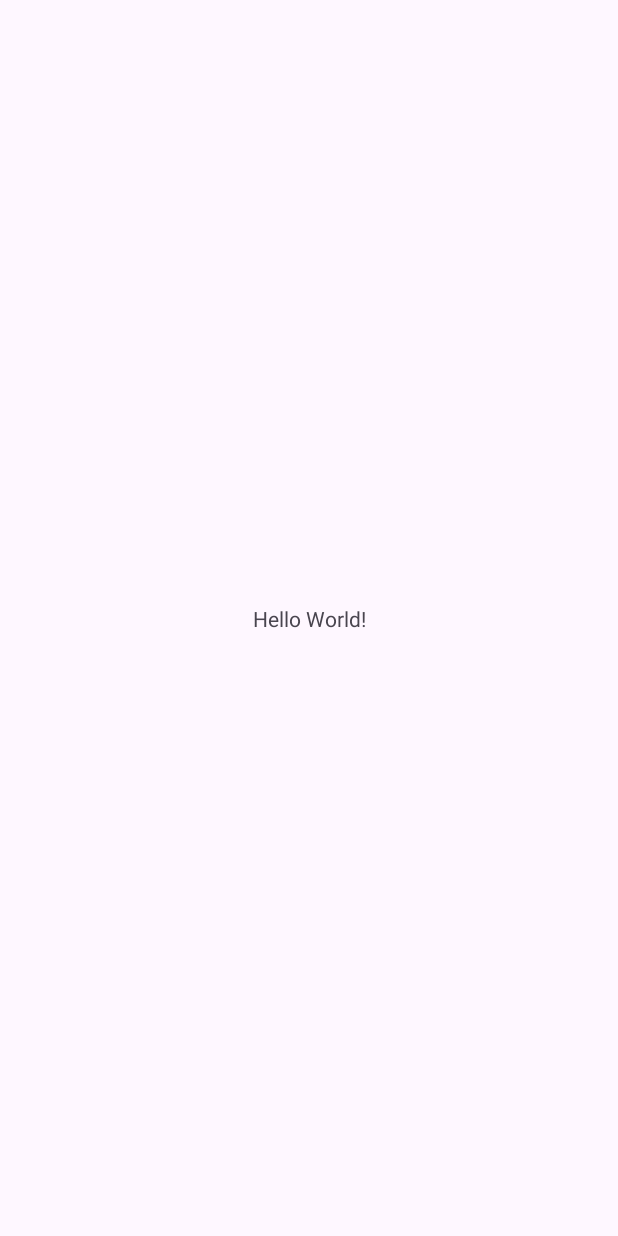
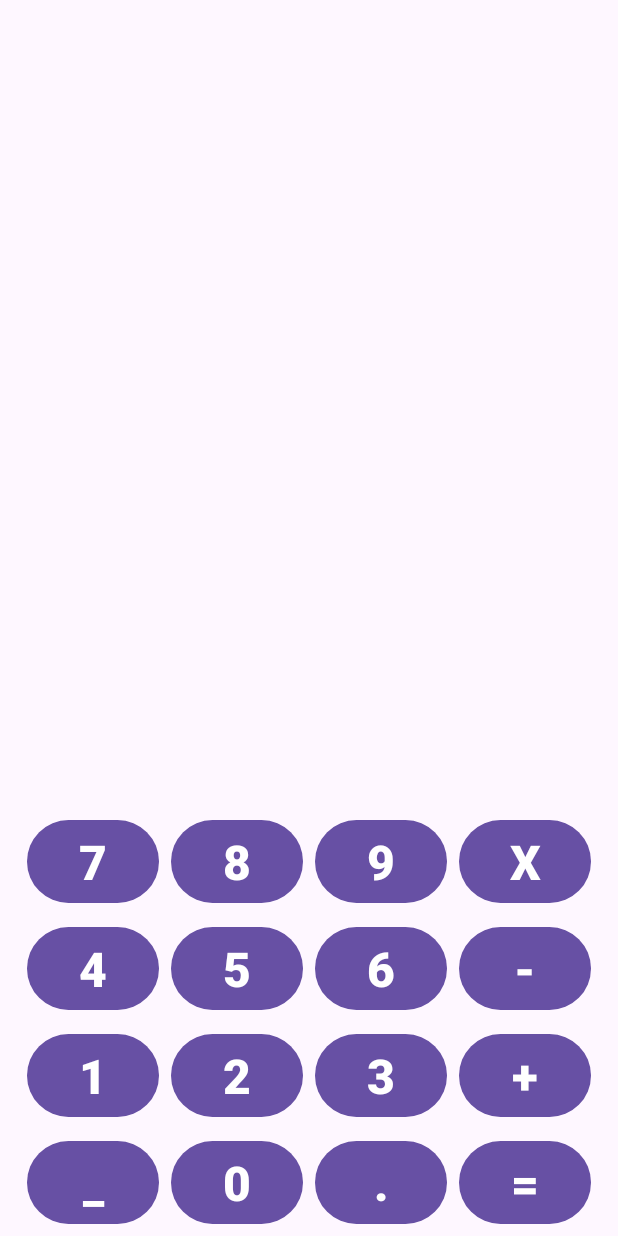
Before and after one commit to shakthishamruth/AndroidCalculator, an Android app: the screen it shows after launch (MainActivity), on a phone screen of 412 x 824 dp. Before the commit the screen is almost empty. Run offline under Robolectric (Android 15) with nearby library versions, the phone set to English and light mode, and no system bars.

Commit message:
Added Buttons

```diff
--- a/app/build.gradle
+++ b/app/build.gradle
@@ -11,7 +11,7 @@ android {
         minSdk 24
         targetSdk 33
         versionCode 1
-        versionName "1.0"
+        versionName '0.1'
 
         testInstrumentationRunner "androidx.test.runner.AndroidJUnitRunner"
     }
@@ -31,7 +31,7 @@ android {
 dependencies {
 
     implementation 'androidx.appcompat:appcompat:1.6.1'
-    implementation 'com.google.android.material:material:1.5.0'
+    implementation 'com.google.android.material:material:1.9.0'
     implementation 'androidx.constraintlayout:constraintlayout:2.1.4'
     testImplementation 'junit:junit:4.13.2'
     androidTestImplementation 'androidx.test.ext:junit:1.1.5'
--- a/app/src/main/java/com/example/androidcalculator/MainActivity.java
+++ b/app/src/main/java/com/example/androidcalculator/MainActivity.java
@@ -9,6 +9,6 @@ public class MainActivity extends AppCompatActivity {
     @Override
     protected void onCreate(Bundle savedInstanceState) {
         super.onCreate(savedInstanceState);
-        setContentView(R.layout.activity_main);
+        setContentView(R.layout.calculator_layout);
     }
 }
--- /dev/null
+++ b/app/src/main/res/layout/calculator_layout.xml
@@ -0,0 +1,197 @@
+<?xml version="1.0" encoding="utf-8"?>
+<RelativeLayout xmlns:android="http://schemas.android.com/apk/res/android"
+    android:id="@+id/calculatorParent"
+    android:layout_width="match_parent"
+    android:layout_height="match_parent">
+
+    <RelativeLayout
+        android:id="@+id/Numbers"
+        android:layout_width="wrap_content"
+        android:layout_height="wrap_content"
+        android:layout_alignParentBottom="true"
+        android:layout_centerHorizontal="true">
+
+
+        <Button
+            android:id="@+id/button7"
+            android:layout_width="wrap_content"
+            android:layout_height="wrap_content"
+            android:layout_margin="4dp"
+            android:text="7"
+            android:textSize="32sp"
+            android:textStyle="bold" />
+
+        <Button
+            android:id="@+id/button8"
+            android:layout_width="wrap_content"
+            android:layout_height="wrap_content"
+            android:layout_margin="4dp"
+            android:layout_toEndOf="@+id/button7"
+            android:text="8"
+            android:textSize="32sp"
+            android:textStyle="bold" />
+
+
+        <Button
+            android:id="@+id/button9"
+            android:layout_width="wrap_content"
+            android:layout_height="wrap_content"
+            android:layout_margin="4dp"
+            android:layout_toEndOf="@+id/button8"
+            android:text="9"
+            android:textSize="32sp"
+            android:textStyle="bold" />
+
+        <Button
+            android:id="@+id/buttonMultiply"
+            android:layout_width="wrap_content"
+            android:layout_height="wrap_content"
+            android:layout_marginStart="4dp"
+            android:layout_marginTop="4dp"
+            android:layout_marginEnd="4dp"
+            android:layout_marginBottom="4dp"
+            android:layout_toEndOf="@+id/button9"
+            android:text="X"
+            android:textSize="32sp"
+            android:textStyle="bold" />
+
+
+        <Button
+            android:id="@+id/button4"
+            android:layout_width="wrap_content"
+            android:layout_height="wrap_content"
+            android:layout_below="@+id/button7"
+            android:layout_margin="4dp"
+            android:text="4"
+            android:textSize="32sp"
+            android:textStyle="bold" />
+
+        <Button
+            android:id="@+id/button5"
+            android:layout_width="wrap_content"
+            android:layout_height="wrap_content"
+            android:layout_below="@+id/button8"
+            android:layout_margin="4dp"
+            android:layout_toEndOf="@+id/button4"
+            android:text="5"
+            android:textSize="32sp"
+            android:textStyle="bold" />
+
+
+        <Button
+            android:id="@+id/button6"
+            android:layout_width="wrap_content"
+            android:layout_height="wrap_content"
+            android:layout_below="@+id/button9"
+            android:layout_margin="4dp"
+            android:layout_toEndOf="@+id/button5"
+            android:text="6"
+            android:textSize="32sp"
+            android:textStyle="bold" />
+
+        <Button
+            android:id="@+id/buttonMinus"
+            android:layout_width="wrap_content"
+            android:layout_height="wrap_content"
+            android:layout_below="@+id/buttonMultiply"
+            android:layout_marginStart="4dp"
+            android:layout_marginTop="4dp"
+            android:layout_marginEnd="4dp"
+            android:layout_marginBottom="4dp"
+            android:layout_toEndOf="@+id/button6"
+            android:text="-"
+            android:textSize="32sp"
+            android:textStyle="bold" />
+
+        <Button
+            android:id="@+id/button1"
+            android:layout_width="wrap_content"
+            android:layout_height="wrap_content"
+            android:layout_below="@+id/button4"
+            android:layout_margin="4dp"
+            android:text="1"
+            android:textSize="32sp"
+            android:textStyle="bold" />
+
+        <Button
+            android:id="@+id/button2"
+            android:layout_width="wrap_content"
+            android:layout_height="wrap_content"
+            android:layout_below="@+id/button5"
+            android:layout_margin="4dp"
+            android:layout_toEndOf="@+id/button1"
+            android:text="2"
+            android:textSize="32sp"
+            android:textStyle="bold" />
+
+
+        <Button
+            android:id="@+id/button3"
+            android:layout_width="wrap_content"
+            android:layout_height="wrap_content"
+            android:layout_below="@+id/button6"
+            android:layout_margin="4dp"
+            android:layout_toEndOf="@+id/button2"
+            android:text="3"
+            android:textSize="32sp"
+            android:textStyle="bold" />
+
+
+        <Button
+            android:id="@+id/buttonPlus"
+            android:layout_width="wrap_content"
+            android:layout_height="wrap_content"
+            android:layout_below="@+id/buttonMinus"
+            android:layout_margin="4dp"
+            android:layout_toEndOf="@+id/button3"
+            android:text="+"
+            android:textSize="32sp"
+            android:textStyle="bold" />
+
+        <Button
+            android:id="@+id/buttonDash"
+            android:layout_width="wrap_content"
+            android:layout_height="wrap_content"
+            android:layout_below="@+id/button1"
+            android:layout_margin="4dp"
+            android:text="_"
+            android:textSize="32sp"
+            android:textStyle="bold" />
+
+
+        <Button
+            android:id="@+id/button0"
+            android:layout_width="wrap_content"
+            android:layout_height="wrap_content"
+            android:layout_below="@+id/button2"
+            android:layout_margin="4dp"
+            android:layout_toEndOf="@+id/buttonDash"
+            android:text="0"
+            android:textSize="32sp"
+            android:textStyle="bold" />
+
+        <Button
+            android:id="@+id/buttonDot"
+            android:layout_width="wrap_content"
+            android:layout_height="wrap_content"
+            android:layout_below="@+id/button3"
+            android:layout_margin="4dp"
+            android:layout_toEndOf="@+id/button0"
+            android:text="."
+            android:textSize="32sp"
+            android:textStyle="bold" />
+
+        <Button
+            android:id="@+id/buttonEquals"
+            android:layout_width="wrap_content"
+            android:layout_height="wrap_content"
+            android:layout_below="@+id/buttonPlus"
+            android:layout_margin="4dp"
+            android:layout_toEndOf="@+id/buttonDot"
+            android:text="="
+            android:textSize="32sp"
+            android:textStyle="bold" />
+
+    </RelativeLayout>
+
+</RelativeLayout>
--- a/app/src/main/res/values-night/themes.xml
+++ b/app/src/main/res/values-night/themes.xml
@@ -1,6 +1,6 @@
-<resources xmlns:tools="http://schemas.android.com/tools">
+<resources>
     <!-- Base application theme. -->
-    <style name="Base.Theme.AndroidCalculator" parent="Theme.Material3.DayNight.NoActionBar">
+    <style name="Base.Theme.AndroidCalculator" parent="Theme.Material3.Dark.NoActionBar">
         <!-- Customize your dark theme here. -->
         <!-- <item name="colorPrimary">@color/my_dark_primary</item> -->
     </style>
--- a/app/src/main/res/values/themes.xml
+++ b/app/src/main/res/values/themes.xml
@@ -1,6 +1,6 @@
-<resources xmlns:tools="http://schemas.android.com/tools">
+<resources>
     <!-- Base application theme. -->
-    <style name="Base.Theme.AndroidCalculator" parent="Theme.Material3.DayNight.NoActionBar">
+    <style name="Base.Theme.AndroidCalculator" parent="Theme.Material3.Light.NoActionBar">
         <!-- Customize your light theme here. -->
         <!-- <item name="colorPrimary">@color/my_light_primary</item> -->
     </style>
```
